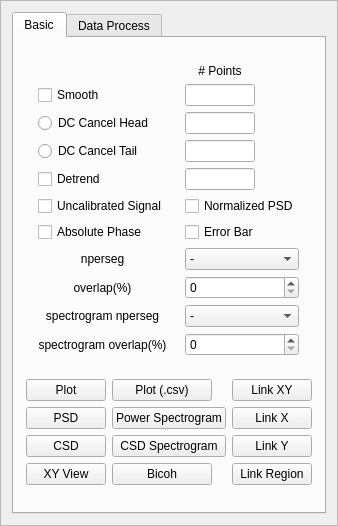
This is project/frmAction1.ui in masarunakajima/dataViz as Qt 5 draws it before an edit. The edited form follows.
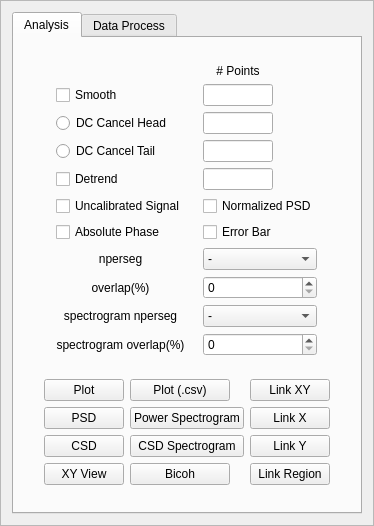
This is the edited form. The open tabs and pages were chosen to show the change.

Commit message: Changed gui tab name from basic to analysis

```diff
--- a/project/frmAction1.ui
+++ b/project/frmAction1.ui
@@ -6,7 +6,7 @@
    <rect>
     <x>0</x>
     <y>0</y>
-    <width>338</width>
+    <width>374</width>
     <height>526</height>
    </rect>
   </property>
@@ -27,7 +27,7 @@
      </property>
      <widget class="QWidget" name="tab">
       <attribute name="title">
-       <string>Basic</string>
+       <string>Analysis</string>
       </attribute>
       <layout class="QGridLayout" name="gridLayout">
        <item row="0" column="0">
```
Left out of the diff: 2 changed lines with no effect on the pictures. The commit also changes 1 other file.
